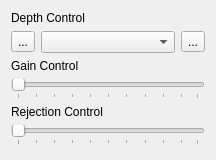
Before: the Qt Designer form Modules/USUI/Qmitk/QmitkUSControlsBModeWidget.ui in MITK/MITK, drawn with Qt 5.
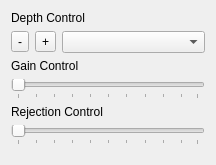
After: the same form once the commit is applied. Icons and pictures are not drawn. Custom widgets are drawn as their Qt base class.

Commit message: Documentation of QmitkComboBoxStepThrough. Additional buttons for probes widget.

What changed in the file:
```diff
--- a/Modules/USUI/Qmitk/QmitkUSControlsBModeWidget.ui
+++ b/Modules/USUI/Qmitk/QmitkUSControlsBModeWidget.ui
@@ -7,7 +7,7 @@
     <x>0</x>
     <y>0</y>
     <width>216</width>
-    <height>160</height>
+    <height>165</height>
    </rect>
   </property>
   <property name="windowTitle">
@@ -23,10 +23,27 @@
    </item>
    <item>
     <layout class="QHBoxLayout" name="horizontalLayout">
+     <item>
+      <widget class="QToolButton" name="scanningDepthNext">
+       <property name="text">
+        <string>-</string>
+       </property>
+       <property name="icon">
+        <iconset resource="../resources/USUI.qrc">
+         <normaloff>:/USUI/zoom-out.png</normaloff>:/USUI/zoom-out.png</iconset>
+       </property>
+      </widget>
+     </item>
      <item>
       <widget class="QToolButton" name="scanningDepthPrev">
+       <property name="sizePolicy">
+        <sizepolicy hsizetype="Fixed" vsizetype="Fixed">
+         <horstretch>0</horstretch>
+         <verstretch>0</verstretch>
+        </sizepolicy>
+       </property>
        <property name="text">
-        <string>...</string>
+        <string>+</string>
        </property>
        <property name="icon">
         <iconset resource="../../../BlueBerry/Bundles/org.blueberry.ui.qt.help/resources/org_blueberry_ui_qt_help.qrc">
@@ -37,17 +54,6 @@
      <item>
       <widget class="QmitkComboBoxStepThrough" name="scanningDepthComboBox"/>
      </item>
-     <item>
-      <widget class="QToolButton" name="scanningDepthNext">
-       <property name="text">
-        <string>...</string>
-       </property>
-       <property name="icon">
-        <iconset resource="../../../BlueBerry/Bundles/org.blueberry.ui.qt.help/resources/org_blueberry_ui_qt_help.qrc">
-         <normaloff>:/org.blueberry.ui.qt.help/go-next.png</normaloff>:/org.blueberry.ui.qt.help/go-next.png</iconset>
-       </property>
-      </widget>
-     </item>
     </layout>
    </item>
    <item>
```
Left out of the diff: 6 changed lines with no effect on the pictures. The commit also changes 7 other files.
